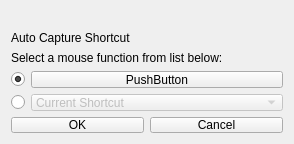
Old version of the form command_editor.ui in the repository sahinakkaya/rattrap.
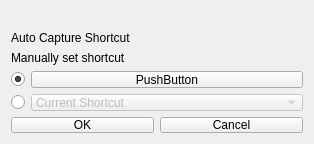
New version of the form.

Diff of the .ui file:
```diff
--- a/command_editor.ui
+++ b/command_editor.ui
@@ -6,7 +6,7 @@
    <rect>
     <x>0</x>
     <y>0</y>
-    <width>294</width>
+    <width>314</width>
     <height>144</height>
    </rect>
   </property>
@@ -54,7 +54,7 @@
         <bool>false</bool>
        </property>
        <property name="text">
-        <string>Select a mouse function from list below:</string>
+        <string>&lt;html&gt;&lt;head/&gt;&lt;body&gt;&lt;p&gt;Manually set shortcut&lt;/p&gt;&lt;/body&gt;&lt;/html&gt;</string>
        </property>
       </widget>
      </item>
```
Left out of the diff: 48 changed lines with no effect on the pictures.
